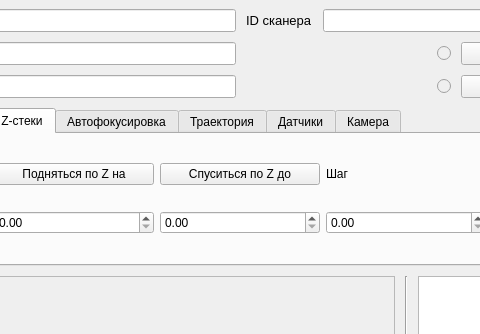
abigeev5/test_application, file gui.ui: the form before one commit; both pictures show x 192 to 672 and y 0 to 334 of the 866 by 683 pixel window.
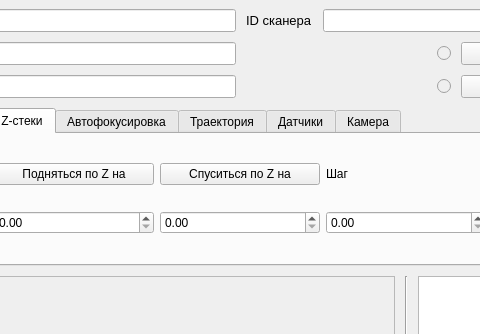
The form after the commit. The open tabs and pages were chosen to show the change.

Diff of the .ui file:
```diff
--- a/gui.ui
+++ b/gui.ui
@@ -629,7 +629,7 @@
           <item row="0" column="2">
            <widget class="QPushButton" name="button_move_down_Z">
             <property name="text">
-             <string>Спуситься по Z до</string>
+             <string>Спуситься по Z на</string>
             </property>
            </widget>
           </item>
```
